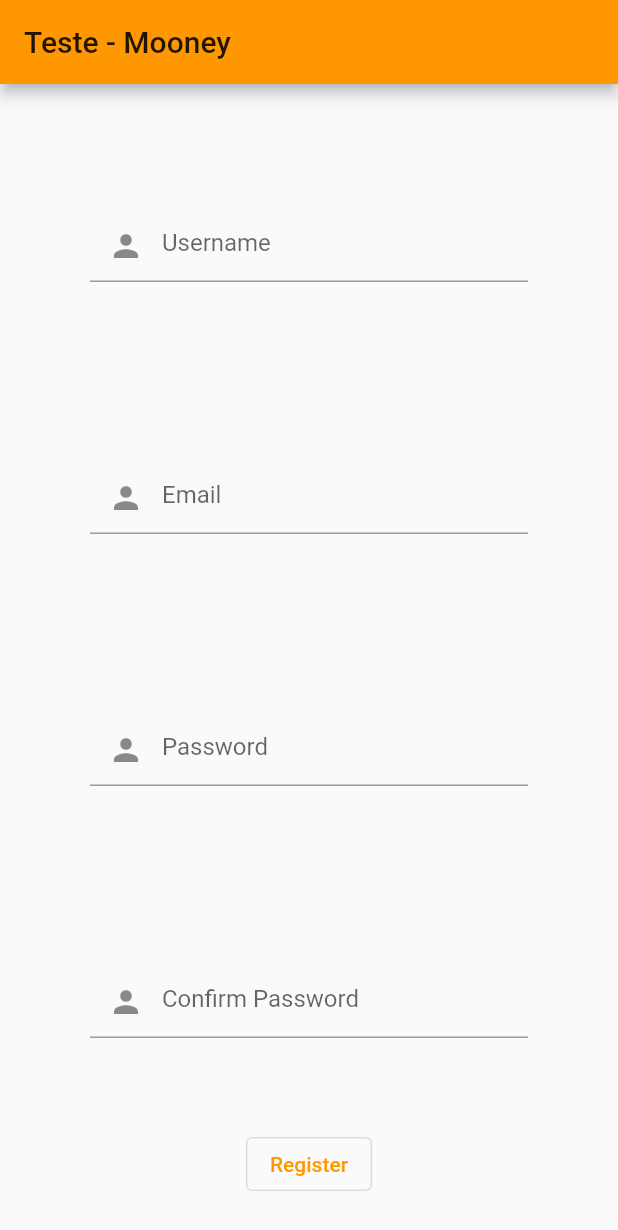
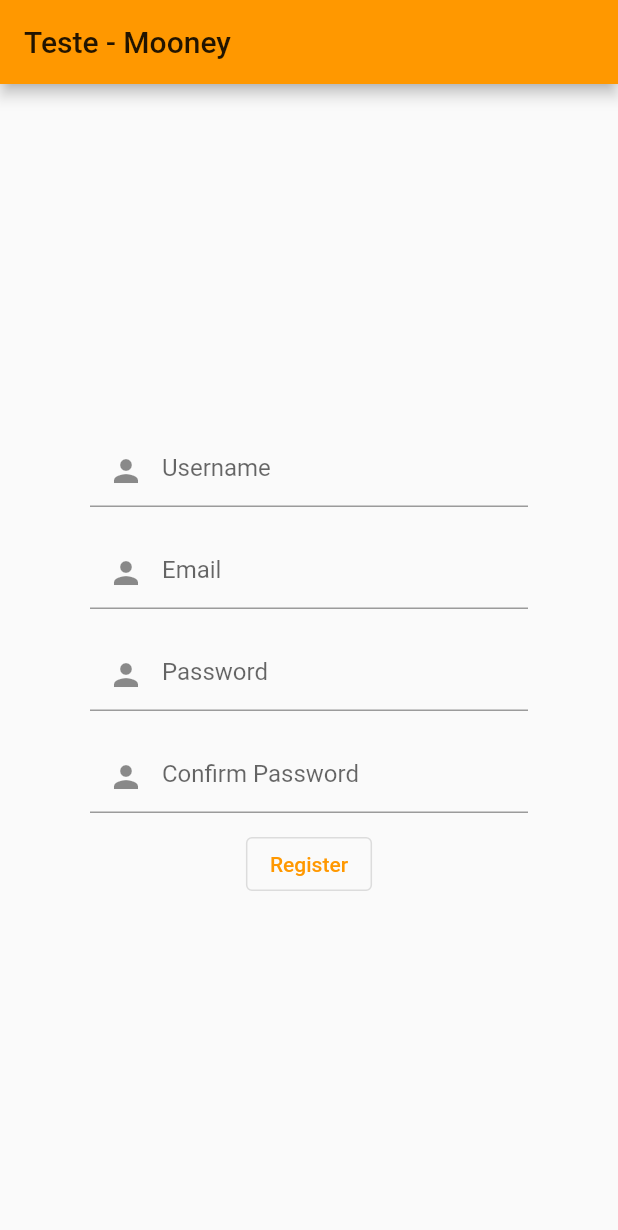
Before and after one commit to LLxD/login-mooney-trial, a Flutter app: the screen it shows after launch, on a phone screen of 412 x 824 dp. Shown: the top 1230 px of the screen. Run offline on Flutter 3.47's test engine with Material 2 defaults, Android fonts, the phone set to English and light mode, and no system bars.

Commit message:
fixing padding

```diff
--- a/lib/main.dart
+++ b/lib/main.dart
@@ -26,7 +26,7 @@ class Input extends StatelessWidget {
   @override
   Widget build(BuildContext context) {
     return Container(
-      padding: EdgeInsets.all(60),
+      padding: EdgeInsets.symmetric(horizontal: 60, vertical: 10),
       child: Form(
         child: Column(
           crossAxisAlignment: CrossAxisAlignment.center,
```
